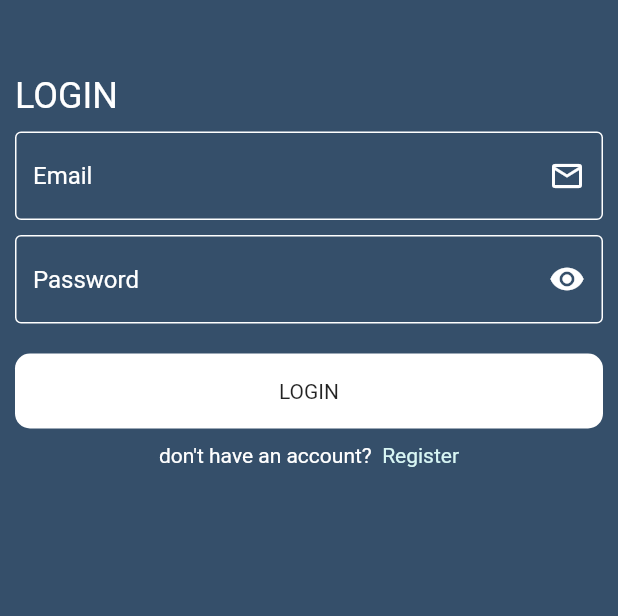
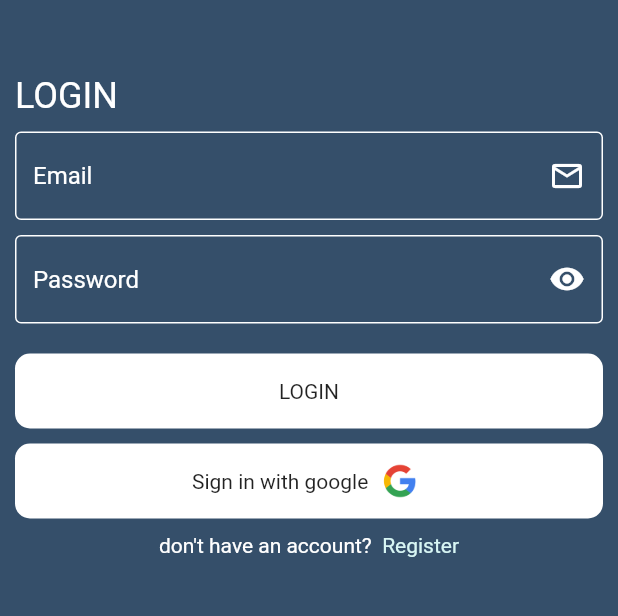
Before and after one commit to AhmedGamalxp/chat_app, a Flutter app: the screen it shows after launch, on a phone screen of 412 x 824 dp, the part 380-996 px from its top. Run offline on Flutter 3.47's test engine with Material 2 defaults, Android fonts, the phone set to English and light mode, and no system bars; drawn by our look-alikes of modal_progress_hud_nsn; our stand-ins replace assets_audio_player, cached_network_image, cloud_firestore, firebase_auth, firebase_core, firebase_storage and 4 more; missing offline and left inert: record, voice_message_package; accounts and stored records are empty.

Commit message:
fix some issues

```diff
--- a/lib/main.dart
+++ b/lib/main.dart
@@ -2,6 +2,7 @@ import 'package:chat_app/pages/chat_page.dart';
 import 'package:chat_app/pages/register_page.dart';
 import 'package:chat_app/pages/sending_photo.dart';
 import 'package:chat_app/widgets/show_photo.dart';
+import 'package:firebase_auth/firebase_auth.dart';
 import 'package:flutter/material.dart';
 import 'package:firebase_core/firebase_core.dart';
 import 'firebase_options.dart';
@@ -24,12 +25,15 @@ class ChatApp extends StatelessWidget {
       routes: {
         LoginPage.id: (context) => const LoginPage(),
         RegisterPage.id: (context) => const RegisterPage(),
-        ChatPage.id: (context) => ChatPage(),
+        ChatPage.id: (context) => const ChatPage(),
         SendingPhoto.id: (context) => SendingPhoto(),
-        ShowPhoto.id: (context) => ShowPhoto(),
+        ShowPhoto.id: (context) => const ShowPhoto(),
       },
       debugShowCheckedModeBanner: false,
-      initialRoute: 'LoginPage',
+      initialRoute: (FirebaseAuth.instance.currentUser != null &&
+              FirebaseAuth.instance.currentUser!.emailVerified)
+          ? ChatPage.id
+          : LoginPage.id,
     );
   }
 }
--- a/lib/pages/login_page.dart
+++ b/lib/pages/login_page.dart
@@ -4,6 +4,7 @@ import 'package:flutter/material.dart';
 import 'package:modal_progress_hud_nsn/modal_progress_hud_nsn.dart';
 import '../widgets/custom_button.dart';
 import '../widgets/custom_formfield.dart';
+import 'package:google_sign_in/google_sign_in.dart';
 
 class LoginPage extends StatefulWidget {
   static String id = 'LoginPage';
@@ -117,7 +118,7 @@ class _LoginPageState extends State<LoginPage> {
                     height: 20,
                   ),
                   CustomBotton(
-                    text: 'LOGIN',
+                    text: const Text('LOGIN'),
                     ontap: () async {
                       if (formKey.currentState!.validate()) {
                         setState(() {
@@ -140,7 +141,7 @@ class _LoginPageState extends State<LoginPage> {
                                 'Wrong password provided for that user.');
                           }
                         } catch (e) {
-                          print(e);
+                          debugPrint(e.toString());
                           showSnackBar('there was an error');
                         }
 
@@ -150,6 +151,27 @@ class _LoginPageState extends State<LoginPage> {
                       }
                     },
                   ),
+                  const SizedBox(
+                    height: 10,
+                  ),
+                  CustomBotton(
+                      text: Row(
+                        mainAxisAlignment: MainAxisAlignment.center,
+                        children: [
+                          const Text('Sign in with google '),
+                          Image.asset(
+                            'assets/images/google.png',
+                            width: 35,
+                          ),
+                        ],
+                      ),
+                      ontap: () async {
+                        try {
+                          await signInWithGoogle();
+                        } catch (e) {
+                          debugPrint(e.toString());
+                        }
+                      }),
                   const SizedBox(
                     height: 10,
                   ),
@@ -193,4 +215,22 @@ class _LoginPageState extends State<LoginPage> {
     await FirebaseAuth.instance
         .signInWithEmailAndPassword(email: email!, password: password!);
   }
+
+  Future<UserCredential> signInWithGoogle() async {
+    // Trigger the authentication flow
+    final GoogleSignInAccount? googleUser = await GoogleSignIn().signIn();
+
+    // Obtain the auth details from the request
+    final GoogleSignInAuthentication? googleAuth =
+        await googleUser?.authentication;
+
+    // Create a new credential
+    final credential = GoogleAuthProvider.credential(
+      accessToken: googleAuth?.accessToken,
+      idToken: googleAuth?.idToken,
+    );
+
+    // Once signed in, return the UserCredential
+    return await FirebaseAuth.instance.signInWithCredential(credential);
+  }
 }
--- a/lib/pages/register_page.dart
+++ b/lib/pages/register_page.dart
@@ -126,7 +126,7 @@ class _RegisterPageState extends State<RegisterPage> {
                     height: 20,
                   ),
                   CustomBotton(
-                    text: 'REGISTER',
+                    text: const Text('REGISTER'),
                     ontap: () async {
                       if (formKey.currentState!.validate()) {
                         setState(() {
--- a/lib/widgets/custom_button.dart
+++ b/lib/widgets/custom_button.dart
@@ -6,7 +6,7 @@ class CustomBotton extends StatelessWidget {
     required this.text,
     required this.ontap,
   });
-  final String text;
+  final Widget text;
   final VoidCallback ontap;
 
   @override
@@ -21,7 +21,7 @@ class CustomBotton extends StatelessWidget {
           borderRadius: BorderRadius.all(Radius.circular(10)),
         ),
         child: Center(
-          child: Text(text),
+          child: text,
         ),
       ),
     );
--- a/lib/widgets/show_photo.dart
+++ b/lib/widgets/show_photo.dart
@@ -15,10 +15,9 @@ class ShowPhoto extends StatelessWidget {
       appBar: AppBar(
         backgroundColor: Colors.transparent,
       ),
-      body: Container(
-          child: PhotoView(
+      body: PhotoView(
         imageProvider: NetworkImage(url.toString()),
-      )),
+      ),
     );
   }
 }
--- a/pubspec.yaml
+++ b/pubspec.yaml
@@ -27,16 +27,19 @@ environment:
 # the latest version available on pub.dev. To see which dependencies have newer
 # versions available, run `flutter pub outdated`.
 dependencies:
+  assets_audio_player: ^3.1.1
   audioplayers: ^3.0.1
   cached_network_image: ^3.3.0
   cloud_firestore: ^4.8.5
   cupertino_icons: ^1.0.2
   firebase_auth: ^4.12.0
   firebase_core: ^2.20.0
+  firebase_messaging: ^14.7.2
   firebase_storage: ^11.4.0
   flutter:
     sdk: flutter
   flutter_launcher_icons: ^0.13.1
+  google_sign_in: ^6.1.5
   image_picker: ^1.0.4
   intl: ^0.18.1
   just_audio: ^0.9.35
@@ -79,8 +82,7 @@ flutter:
   # To add assets to your application, add an assets section, like this:
   assets:
     - assets/images/
-    - assets/audio/
-
+    - assets/audio/Notification.mp3
   # An image asset can refer to one or more resolution-specific "variants", see
   # https://flutter.dev/assets-and-images/#resolution-aware
   # For details regarding adding assets from package dependencies, see
```
Also changed, not shown: lib/pages/chat_page.dart (+17 -10 lines), assets/images/google.png (added), pubspec.lock, 4 other files.
